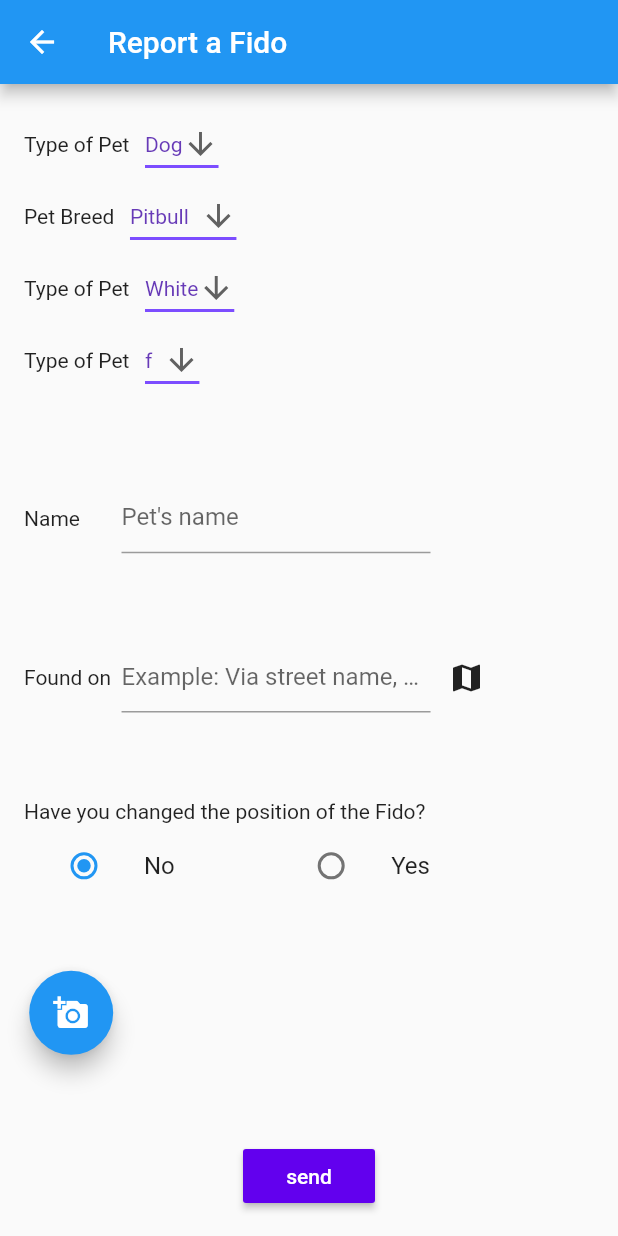
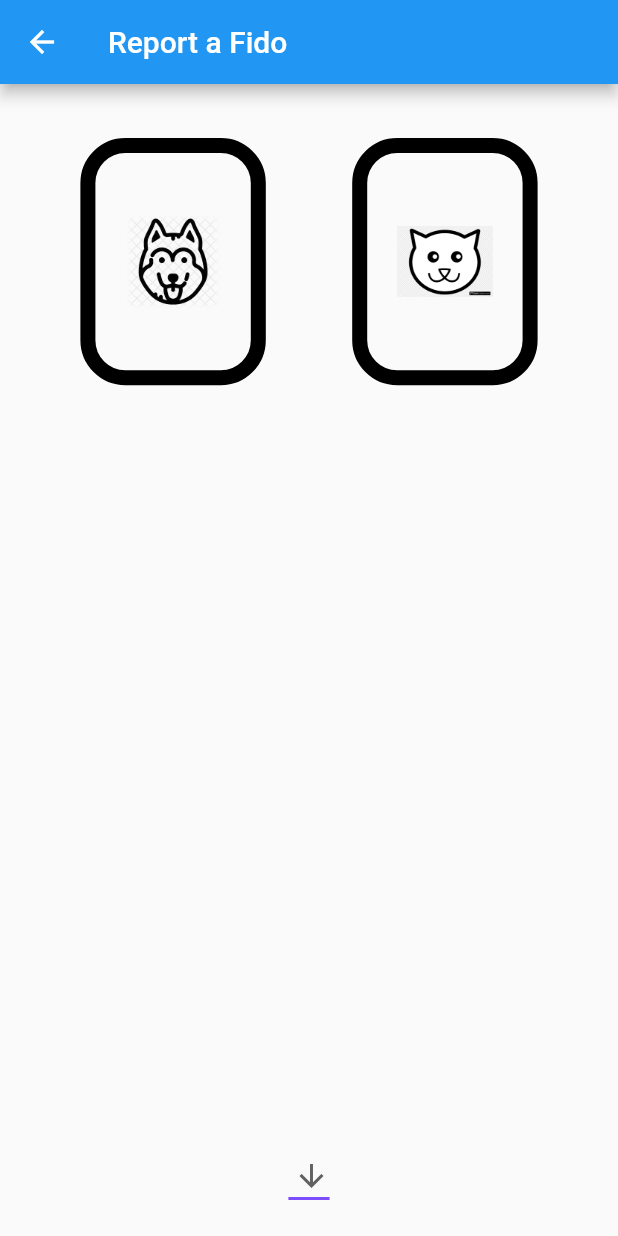
Before and after one commit to Krosulhah/fidoWasHere, a Flutter app: the ReportPetPage screen opened directly, on a phone screen of 412 x 824 dp. Run offline on Flutter 3.47's test engine with Material 2 defaults, Android fonts, the light colour scheme and no system bars; our stand-ins replace fluttertoast, font_awesome_flutter, geocoding, geolocator, google_maps_flutter, image_picker; missing offline and left inert: dart:html, flutter_facebook_login, flutter_session, postgres.

Commit message:
migliorata graficamente la selezione del tipo fido, ora le razze vengono caricate dal database

```diff
--- a/lib/Model/breed.dart
+++ b/lib/Model/breed.dart
@@ -17,4 +17,6 @@ class Breed{
   String getFidoType(){
     return this.fidoType;
   }
+
+
 }
--- a/lib/reportPet.dart
+++ b/lib/reportPet.dart
@@ -1,4 +1,5 @@
-import 'package:dimaWork/Model/breed.dart';
+
+import 'package:dimaWork/checkers/loginValidityChecker.dart';
 import 'package:flutter/material.dart';
 import 'dart:async';
 import 'package:image_picker/image_picker.dart';
@@ -6,7 +7,6 @@ import 'dart:io';
 import 'package:path_provider/path_provider.dart';
 import 'Controllers/ReportController.dart';
 import 'home.dart';
-import 'Model/reportPetData.dart';
 import 'mapsUsage.dart';
 import 'package:fluttertoast/fluttertoast.dart';
 import 'package:geocoding/geocoding.dart';
@@ -26,21 +26,14 @@ class ReportPet extends StatelessWidget {
 
   @override
   Widget build(BuildContext context) {
+    LoginValidityChecker loginValidityChecker=new LoginValidityChecker();
+    loginValidityChecker.isLoggedIn(context);
     return ReportPetPage();
   }
 }
 
 class ReportPetPage extends StatefulWidget {
   ReportPetPage({Key key, this.title, this.address}) : super(key: key);
-
-  // This widget is the home page of your application. It is stateful, meaning
-  // that it has a State object (defined below) that contains fields that affect
-  // how it looks.
-
-  // This class is the configuration for the state. It holds the values (in this
-  // case the title) provided by the parent (in this case the App widget) and
-  // used by the build method of the State. Fields in a Widget subclass are
-  // always marked "final".
 
   final String title;
   final String address;
@@ -49,19 +42,15 @@ class ReportPetPage extends StatefulWidget {
   _ReportPetPageState createState() => _ReportPetPageState();
 }
 
+
 class _ReportPetPageState extends State<ReportPetPage> {
+
   ReportController reportController=new ReportController();
-
-
-
-
-
-  ReportPetData myData;
-  List<String> listOfPets = ["Cat", "Dog"];
-  List<String> dogBreed = ["Pitbull", "Bulldog"];
-  List<String> catBreed = ["American Shorthair", "Bombay"];
+  List<String> availableBreeds=new List<String>();
   List<String> coatColour = ["White", "Black"];
   List<String> sexPet = ["f", "m", "u"];
+  List<Color> _color ;
+
   String typeOfPet;
   String breedOfPet;
   String colorOfCoat;
@@ -81,59 +70,28 @@ class _ReportPetPageState extends State<ReportPetPage> {
     setState(() {
       typeOfPet = type;
       breedOfPet = firstBreed;
+
     });
-  }
-
-  Future getImage(bool iscamera) async {
-    // get the application directory
-    ImagePicker petImage = new ImagePicker();
-    var directory = await getApplicationDocumentsDirectory();
-    var path = directory.path;
-    // open a new file in the application directory
-    var file = new File("$path/pet.img");
-    if (iscamera) {
-      _image = await petImage.getImage(
-        source: ImageSource.camera,
-      );
-    } else {
-      _image = await petImage.getImage(
-        source: ImageSource.gallery,
-      );
-    }
-    if (_image != null) {
-      setState(() {
-        fileName = 'fido.jpeg';
-      });
-    }
-    // open the writer
-    var writers = file.openWrite(
-      mode: FileMode.write,
-      encoding: SystemEncoding(),
-    );
-    // write file on the disk
-    writers.write(_image);
-    // close the writer
-    writers.close();
   }
 
   @override
   void initState() {
     super.initState();
 
-    myData = new ReportPetData();
-    typeOfPet = "Dog";
-    breedOfPet = "Pitbull";
-    colorOfCoat = "White";
-    sexOfPet = "f";
+    availableBreeds=[" "];
+    typeOfPet = "";
+    breedOfPet = " ";
+    colorOfCoat = "";
+    sexOfPet = "u";
     controllerContact = new TextEditingController();
     controllerName = new TextEditingController();
     foundOn = new TextEditingController();
     broughtTo = new TextEditingController();
-    myData.setBreedOfPet(breedOfPet);
-    myData.setTypeOfPet(typeOfPet);
-    myData.setColorOfCoat(colorOfCoat);
-    myData.setSex(sexOfPet);
+
     fileName = ' ';
+    _color=[Colors.black, Colors.black];
+    print(availableBreeds);
+
 
   }
 
@@ -148,6 +106,7 @@ class _ReportPetPageState extends State<ReportPetPage> {
     // fast, so that you can just rebuild anything that needs updating rather
     // than having to individually change instances of widgets.
     return Scaffold(
+      resizeToAvoidBottomInset:false,
       appBar: AppBar(
         // Here we take the value from the MyHomePage object that was created by
         // the App.build method, and use it to set our appbar title.
@@ -168,30 +127,22 @@ class _ReportPetPageState extends State<ReportPetPage> {
         // Center is a layout widget. It takes a single child and positions it
         // in the middle of the parent.
         child: Column(
-          // Column is also a layout widget. It takes a list of children and
-          // arranges them vertically. By default, it sizes itself to fit its
-          // children horizontally, and tries to be as tall as its parent.
-          //
-          // Invoke "debug painting" (press "p" in the console, choose the
-          // "Toggle Debug Paint" action from the Flutter Inspector in Android
-          // Studio, or the "Toggle Debug Paint" command in Visual Studio Code)
-          // to see the wireframe for each widget.
-          //
-          // Column has various properties to control how it sizes itself and
-          // how it positions its children. Here we use mainAxisAlignment to
-          // center the children vertically; the main axis here is the vertical
-          // axis because Columns are vertical (the cross axis would be
-          // horizontal).
+
           mainAxisAlignment: MainAxisAlignment.spaceBetween,
           children: <Widget>[
-            _buildSelectionPart(),
-            _buildNameTextFields(),
-            _buildFoundOn(),
-            _buildRadioBox(),
-            if (isBroughtTo == true) _buildBroughtTo(),
 
-            _buildAddPhotoPet(),
-            _buildSendButton(),
+            _buildTypeOfPetDropDown(),
+            _buildBreedDropDown(availableBreeds),
+
+
+
+            //_buildNameTextFields(),
+            //_buildFoundOn(),
+            //_buildRadioBox(),
+            //if (isBroughtTo == true) _buildBroughtTo(),
+
+            //_buildAddPhotoPet(),
+            //_buildSendButton(),
 
             // This trailing comma makes auto-formatting nicer for build methods.
           ],
@@ -206,77 +157,80 @@ class _ReportPetPageState extends State<ReportPetPage> {
     );
   }
 
-  Widget _buildSendButton() {
-    return Column(children: [
-      RaisedButton(
-          child: Text("send"),
-          textColor: Colors.white,
-          color: Color(0xFF6200EE),
-          /* onPressed: () => Navigator.push(
-                context,
-                MaterialPageRoute(builder: (context) => Home()),
-              ) */
+  Widget _buildTypeOfPetDropDown()  {
 
-          onPressed: () async {
-            List<Breed> dogsBreed= await reportController.retrievePossibleBreed('dog');//todo rimuovi è solo per una prova
-            for(Breed b in dogsBreed){print(b.breedName);}
-            myData.setName(controllerName.text);
-            myData.setBroughtLocation(broughtTo.text);
-            myData.setContactInfo(controllerContact.text);
-            bool checkUserAddress = await _checkUserAddress(foundOn.text);
-            if (checkUserAddress == false) {
-              return;
-            } else if (_image == null) {
-              Fluttertoast.showToast(
-                  msg: "A photo of the FIDO is obligatory",
-                  toastLength: Toast.LENGTH_LONG,
-                  gravity: ToastGravity.BOTTOM,
-                  timeInSecForIosWeb: 3,
-                  fontSize: 16.0,
-                  textColor: Colors.red,
-                  backgroundColor: Colors.white);
-            } else {
-              myData.setFoundLocation(foundOn.text);
-              Navigator.push(
-                context,
-                MaterialPageRoute(builder: (context) => Home()),
-              );
-              //TODO to implement the sending of
-            }
-          }),
-    ]);
+    return new Row(
+      mainAxisAlignment: MainAxisAlignment.spaceEvenly,
+      children: <Widget>[
+
+        _buildSelectType('assets/images/dogFace.png','dog',0),
+
+        _buildSelectType('assets/images/catFigure.png','cat',1)
+
+      ],
+
+
+    );
+
+
+
+
+
   }
 
-  Widget _buildTypeOfPetDropDown(List<String> items) {
-    return DropdownButton<String>(
-      value: typeOfPet,
-      icon: Icon(Icons.arrow_downward),
-      iconSize: 24,
-      elevation: 16,
-      style: TextStyle(color: Colors.deepPurple),
-      underline: Container(
-        height: 2,
-        color: Colors.deepPurpleAccent,
-      ),
-      onChanged: (String newValue) {
-        setState(() {
-          typeOfPet = newValue;
-          if (newValue == "Dog") {
-            _updateBreedDropDown(newValue, "Pitbull");
-          } else if (newValue == "Cat")
-            _updateBreedDropDown(newValue, "American Shorthair");
-        });
-      },
-      items: items.map<DropdownMenuItem<String>>((String value) {
-        return DropdownMenuItem<String>(
-          value: value,
-          child: Text(value),
-        );
-      }).toList(),
-    );
-  }
+
+  Widget _buildSelectType(String img,String type,int element){
+  return Material(
+
+
+      child: InkWell(
+          onTap:  () {
+              setState(()  {
+                updateBreedList(type,element);
+
+              });
+
+
+          },
+
+          child:Container(
+            height: MediaQuery.of(context).size.height * 0.2,
+            width: MediaQuery.of(context).size.width * 0.3,
+            padding: EdgeInsets.all(20),
+            margin: EdgeInsets.all(20),
+
+            decoration: BoxDecoration(
+              borderRadius: BorderRadius.circular(30),
+              border: Border.all(
+                color: _color[element],
+                width: 10,
+              ),
+            ),
+            child: FittedBox(child:Image(image:AssetImage(img),
+              fit: BoxFit.fill,
+            )),
+
+          ) )
+
+  );
+}
+
+  updateBreedList(String type,int element)  async {
+     reportController.updateBreeds(type).then((rows) {
+
+     setState(() {
+       availableBreeds = rows;
+       _color.setAll(0,[Colors.black,Colors.black]);
+       _color[element]=Colors.green;
+       typeOfPet=type;
+       _updateBreedDropDown(type, availableBreeds.elementAt(0));
+
+
+     });
+   });}
 
   Widget _buildBreedDropDown(List<String> items) {
+    print(availableBreeds);
     return DropdownButton<String>(
       value: breedOfPet,
       icon: Icon(Icons.arrow_downward),
@@ -301,29 +255,8 @@ class _ReportPetPageState extends State<ReportPetPage> {
     );
   }
 
-  Widget _buildSelectionPart() {
-    return Column(children: [
-      Row(children: [
-        Text("Type of Pet   "),
-        _buildTypeOfPetDropDown(listOfPets),
-      ]),
-      Row(children: [
-        Text("Pet Breed   "),
-        if (typeOfPet == "Dog")
-          _buildBreedDropDown(dogBreed)
-        else
-          _buildBreedDropDown(catBreed)
-      ]),
-      Row(children: [
-        Text("Type of Pet   "),
-        _buildCoatDropDown(coatColour),
-      ]),
-      Row(children: [
-        Text("Type of Pet   "),
-        _buildSexDropDown(sexPet),
-      ]),
-    ]);
-  }
+
+
 
   Widget _buildCoatDropDown(List<String> items) {
     return DropdownButton<String>(
@@ -339,7 +272,7 @@ class _ReportPetPageState extends State<ReportPetPage> {
       onChanged: (String newValue) {
         setState(() {
           colorOfCoat = newValue;
-          myData.setColorOfCoat(colorOfCoat);
+          //myData.setColorOfCoat(colorOfCoat);
         });
       },
       items: items.map<DropdownMenuItem<String>>((String value) {
@@ -366,7 +299,7 @@ class _ReportPetPageState extends State<ReportPetPage> {
         setState(() {
           sexOfPet = newValue;
           //myData.setSex(sexOfPet);
-          myData.setSex(sexOfPet);
+          //myData.setSex(sexOfPet);
         });
       },
       items: items.map<DropdownMenuItem<String>>((String value) {
@@ -550,7 +483,7 @@ class _ReportPetPageState extends State<ReportPetPage> {
                   ));
               setState(() {
                 foundOn.text = result;
-                myData.setFoundLocation(result);
+                //myData.setFoundLocation(result);
               });
             },
           )
@@ -588,7 +521,7 @@ class _ReportPetPageState extends State<ReportPetPage> {
                   ));
               setState(() {
                 broughtTo.text = result;
-                myData.setBroughtLocation(result);
+                //myData.setBroughtLocation(result);
               });
             },
           )
@@ -609,4 +542,78 @@ class _ReportPetPageState extends State<ReportPetPage> {
       ])
     ]);
   }
+
+
+  Widget _buildSendButton() {
+    return Column(children: [
+      RaisedButton(
+          child: Text("send"),
+          textColor: Colors.white,
+          color: Color(0xFF6200EE),
+          /* onPressed: () => Navigator.push(
+                context,
+                MaterialPageRoute(builder: (context) => Home()),
+              ) */
+
+          onPressed: () async {
+
+
+           // myData.setName(controllerName.text);
+           // myData.setBroughtLocation(broughtTo.text);
+           // myData.setContactInfo(controllerContact.text);
+            bool checkUserAddress = await _checkUserAddress(foundOn.text);
+            if (checkUserAddress == false) {
+              return;
+            } else if (_image == null) {
+              Fluttertoast.showToast(
+                  msg: "A photo of the FIDO is obligatory",
+                  toastLength: Toast.LENGTH_LONG,
+                  gravity: ToastGravity.BOTTOM,
+                  timeInSecForIosWeb: 3,
+                  fontSize: 16.0,
+                  textColor: Colors.red,
+                  backgroundColor: Colors.white);
+            } else {
+             // myData.setFoundLocation(foundOn.text);
+              Navigator.push(
+                context,
+                MaterialPageRoute(builder: (context) => Home()),
+              );
+              //TODO to implement the sending of
+            }
+          }),
+    ]);
+  }
+
+  Future getImage(bool iscamera) async {
+    // get the application directory
+    ImagePicker petImage = new ImagePicker();
+    var directory = await getApplicationDocumentsDirectory();
+    var path = directory.path;
+    // open a new file in the application directory
+    var file = new File("$path/pet.img");
+    if (iscamera) {
+      _image = await petImage.getImage(
+        source: ImageSource.camera,
+      );
+    } else {
+      _image = await petImage.getImage(
+        source: ImageSource.gallery,
+      );
+    }
+    if (_image != null) {
+      setState(() {
+        fileName = 'fido.jpeg';
+      });
+    }
+    // open the writer
+    var writers = file.openWrite(
+      mode: FileMode.write,
+      encoding: SystemEncoding(),
+    );
+    // write file on the disk
+    writers.write(_image);
+    // close the writer
+    writers.close();
+  }
 }
--- a/pubspec.yaml
+++ b/pubspec.yaml
@@ -59,6 +59,7 @@ flutter:
     - assets/images/footprint.jpeg
     - assets/images/dogFace.png
     - assets/images/Error.png
+    - assets/images/catFigure.png
 
 
 
```
Also changed, not shown: lib/Controllers/ReportController.dart (+16 -0 lines).
